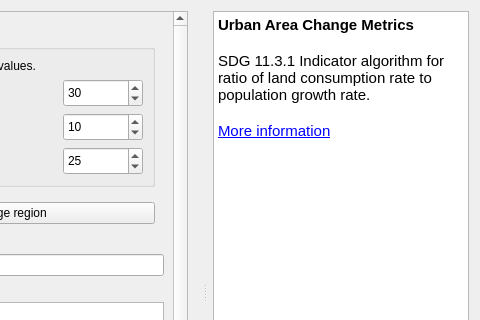
First picture: the form in LDMP/gui/DlgCalculateUrbanData.ui, repository ConservationInternational/trends.earth, before the edit; both pictures show x 476 to 956 and y 0 to 320 of the 956 by 612 pixel window.
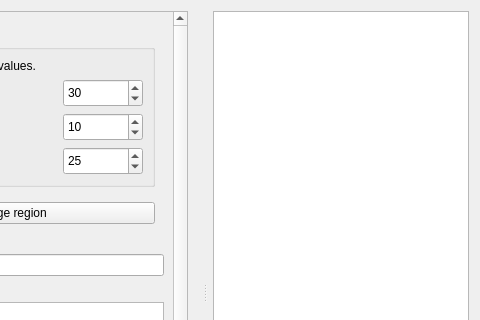
Second picture: the form after the edit. Custom widgets are drawn as their Qt base class.

Diff of the .ui file:
```diff
--- a/LDMP/gui/DlgCalculateUrbanData.ui
+++ b/LDMP/gui/DlgCalculateUrbanData.ui
@@ -520,17 +520,7 @@
       <property name="accessibleName">
        <string/>
       </property>
-      <property name="html">
-       <string>&lt;!DOCTYPE HTML PUBLIC &quot;-//W3C//DTD HTML 4.0//EN&quot; &quot;http://www.w3.org/TR/REC-html40/strict.dtd&quot;&gt;
-&lt;html&gt;&lt;head&gt;&lt;meta name=&quot;qrichtext&quot; content=&quot;1&quot; /&gt;&lt;style type=&quot;text/css&quot;&gt;
-p, li { white-space: pre-wrap; }
-&lt;/style&gt;&lt;/head&gt;&lt;body style=&quot; font-family:'MS Shell Dlg 2'; font-size:12pt; font-weight:400; font-style:normal;&quot;&gt;
-&lt;p style=&quot; margin-top:0px; margin-bottom:0px; margin-left:0px; margin-right:0px; -qt-block-indent:0; text-indent:0px;&quot;&gt;&lt;span style=&quot; font-family:'Ubuntu'; font-size:11pt; font-weight:600;&quot;&gt;Urban Area Change Metrics&lt;/span&gt;&lt;/p&gt;
-&lt;p style=&quot;-qt-paragraph-type:empty; margin-top:0px; margin-bottom:0px; margin-left:0px; margin-right:0px; -qt-block-indent:0; text-indent:0px; font-family:'Ubuntu'; font-size:11pt; font-weight:600;&quot;&gt;&lt;br /&gt;&lt;/p&gt;
-&lt;p style=&quot; margin-top:0px; margin-bottom:0px; margin-left:0px; margin-right:0px; -qt-block-indent:0; text-indent:0px;&quot;&gt;&lt;span style=&quot; font-family:'Ubuntu'; font-size:11pt;&quot;&gt;SDG 11.3.1 Indicator algorithm for ratio of land consumption rate to population growth rate.&lt;/span&gt;&lt;/p&gt;
-&lt;p style=&quot;-qt-paragraph-type:empty; margin-top:0px; margin-bottom:0px; margin-left:0px; margin-right:0px; -qt-block-indent:0; text-indent:0px; font-family:'Ubuntu'; font-size:11pt;&quot;&gt;&lt;br /&gt;&lt;/p&gt;
-&lt;p style=&quot; margin-top:0px; margin-bottom:0px; margin-left:0px; margin-right:0px; -qt-block-indent:0; text-indent:0px;&quot;&gt;&lt;a href=&quot;https://docs.trends.earth/en/latest/for_users/features/landconsumption.html&quot;&gt;&lt;span style=&quot; font-family:'Ubuntu'; font-size:11pt; text-decoration: underline; &quot;&gt;More information&lt;/span&gt;&lt;/a&gt;&lt;/p&gt;&lt;/body&gt;&lt;/html&gt;</string>
-      </property>
+      <property name="html"><string/></property>
       <property name="openExternalLinks">
        <bool>true</bool>
       </property>
```
